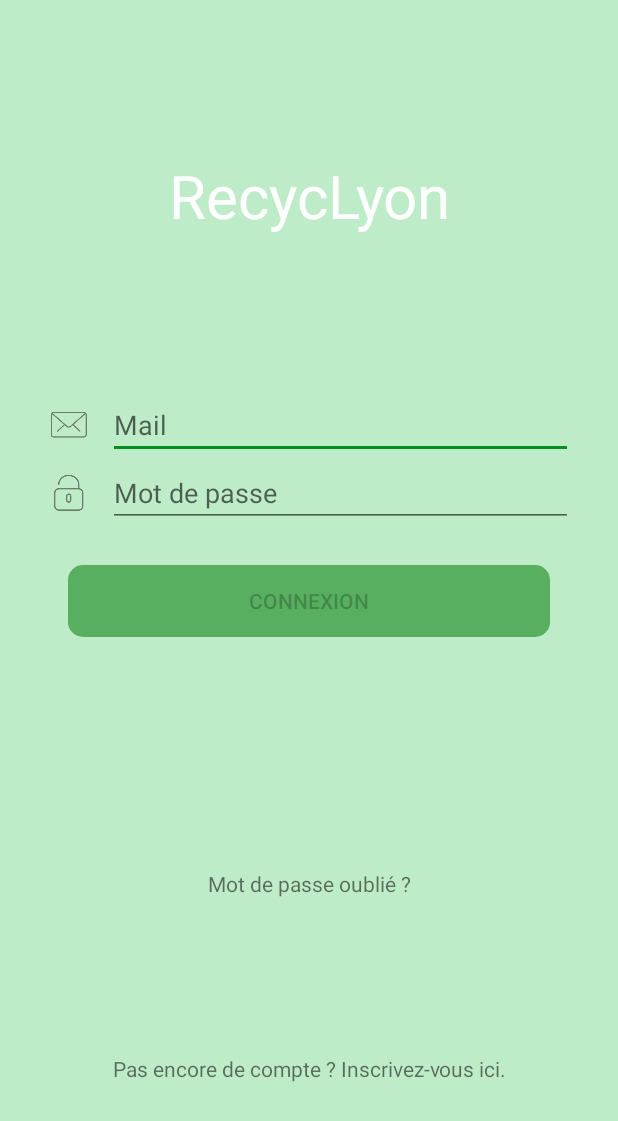
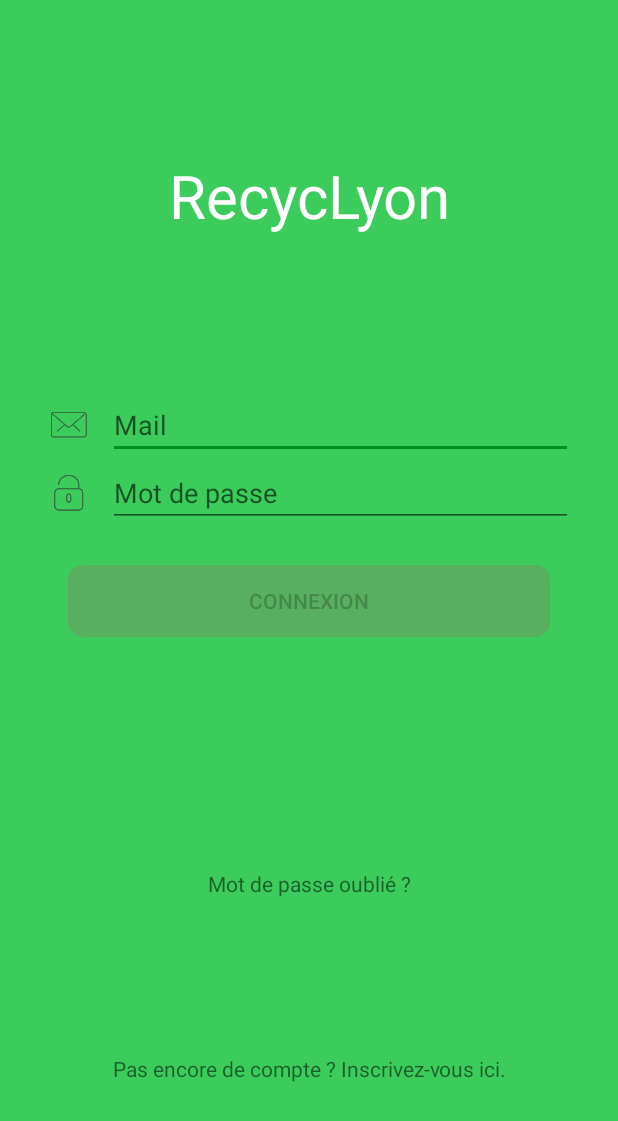
Before and after one commit to R0ma1nG/PLD-SMART, an Android app: the screen it shows after launch (ConnectionActivity), on a phone screen of 412 x 824 dp. Shown: the top 1121 px of the screen. Run offline under Robolectric (Android 15) with nearby library versions, the phone set to English and light mode, and no system bars.

Commit message:
Recorrection colors
C'etait cheum

```diff
--- a/android/app/src/main/res/values/colors.xml
+++ b/android/app/src/main/res/values/colors.xml
@@ -13,7 +13,7 @@
     <color name="primaryTextColor">#000000</color>
     <color name="secondaryTextColor">#ffffff</color>
 
-    <color name="tertiaryColor">#503bcc5b</color>
+    <color name="tertiaryColor">#3bcc5b</color>
     <color name="tertiaryLightColor">#77ff8a</color>
     <color name="tertiaryDarkColor">#009a2d</color>
     <color name="tertiaryTextColor">#000000</color>
```
